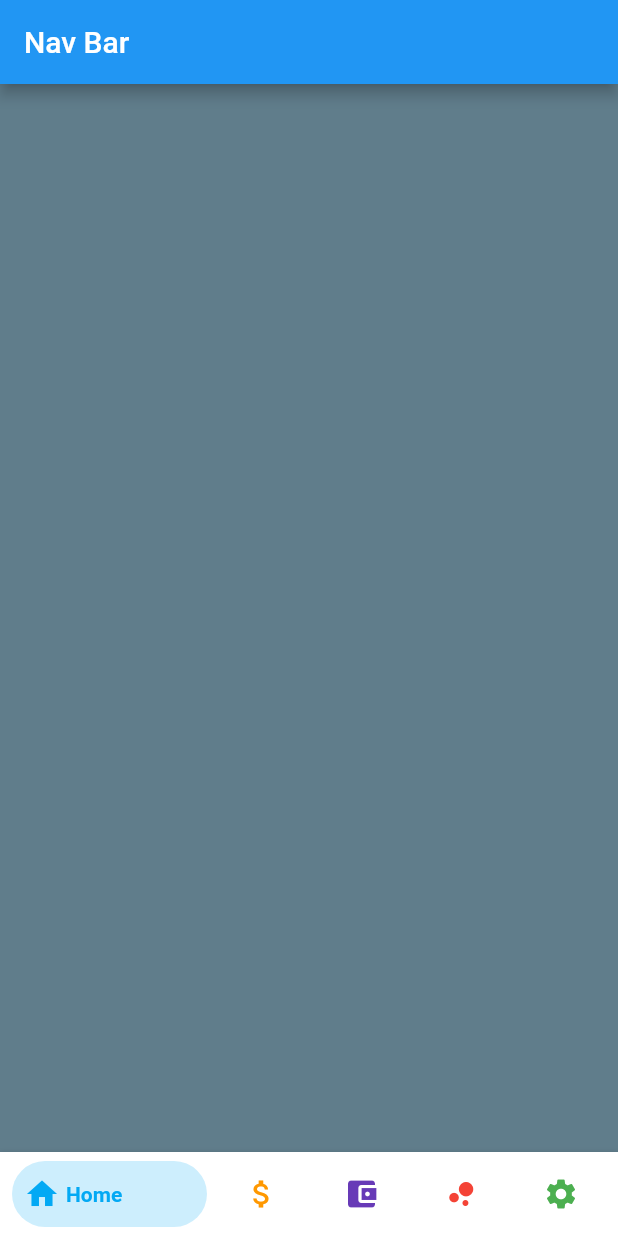
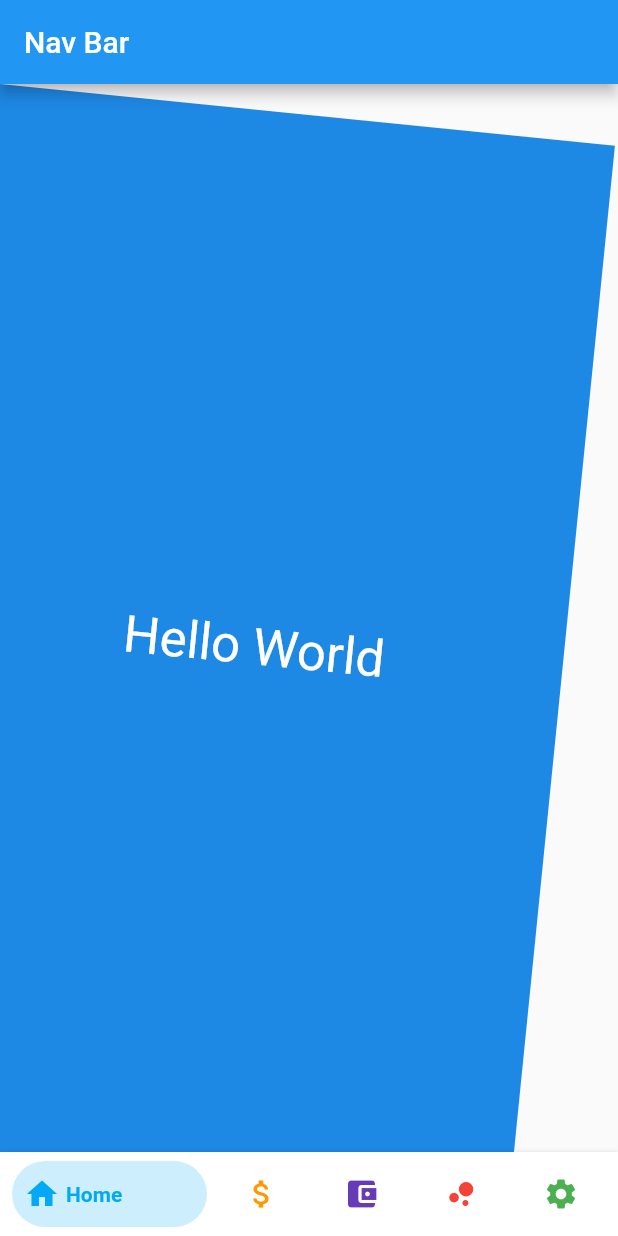
Before and after one commit to jkbngl/FFD, a Flutter app: the MyHomePage screen opened directly, on a phone screen of 412 x 824 dp. Run offline on Flutter 3.47's test engine with Material 2 defaults, Android fonts, the phone set to English and light mode, and no system bars; drawn by our look-alikes of bottom_navy_bar.

Commit message:
#21 #11 working test with returning another screen with components

```diff
--- a/flutter/ffd/lib/backup_color_change_on_nav_tab.dart
+++ b/flutter/ffd/lib/backup_color_change_on_nav_tab.dart
@@ -26,7 +26,6 @@ class MyHomePage extends StatefulWidget {
 }
 
 class _MyHomePageState extends State<MyHomePage> {
-
   int _currentIndex = 0;
   PageController _pageController;
 
@@ -53,11 +52,33 @@ class _MyHomePageState extends State<MyHomePage> {
             setState(() => _currentIndex = index);
           },
           children: <Widget>[
-            Container(color: Colors.blueGrey,),
-            Container(color: Colors.red,),
-            Container(color: Colors.green,),
-            Container(color: Colors.blue,),
-            Container(color: Colors.yellow,),
+            Container(
+              constraints: BoxConstraints.expand(
+                height:
+                    Theme.of(context).textTheme.display1.fontSize * 1.1 + 200.0,
+              ),
+              padding: const EdgeInsets.all(8.0),
+              color: Colors.blue[600],
+              alignment: Alignment.center,
+              child: Text('Hello World',
+                  style: Theme.of(context)
+                      .textTheme
+                      .display1
+                      .copyWith(color: Colors.white)),
+              transform: Matrix4.rotationZ(0.1),
+            ),
+            Container(
+              color: Colors.red,
+            ),
+            Container(
+              color: Colors.green,
+            ),
+            Container(
+              color: Colors.blue,
+            ),
+            Container(
+              color: Colors.yellow,
+            ),
           ],
         ),
       ),
@@ -71,17 +92,15 @@ class _MyHomePageState extends State<MyHomePage> {
           BottomNavyBarItem(
               title: Text('Home'),
               icon: Icon(Icons.home),
-              activeColor: Colors.lightBlue
-          ),BottomNavyBarItem(
+              activeColor: Colors.lightBlue),
+          BottomNavyBarItem(
               title: Text('Actuals'),
               icon: Icon(Icons.attach_money),
-              activeColor: Colors.orange
-          ),
+              activeColor: Colors.orange),
           BottomNavyBarItem(
             title: Text('Budget'),
             icon: Icon(Icons.account_balance_wallet),
             activeColor: Colors.deepPurple,
-
           ),
           BottomNavyBarItem(
             title: Text('Visualizer'),
```
Lines whose indentation alone changed are shown as unchanged.
